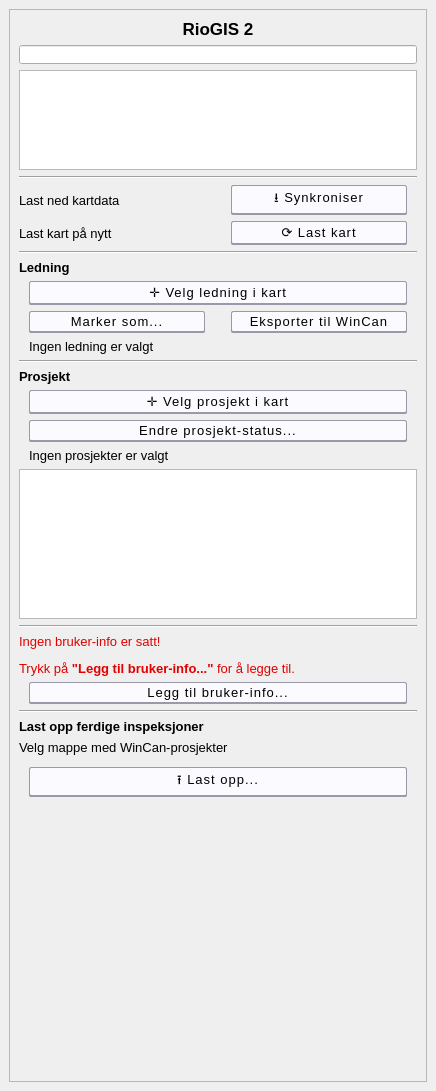
This is riogisoffline/dialog/riogis_dockwidget.ui in vavpp/riogisoffline as Qt 5 draws it before an edit. The edited form follows.
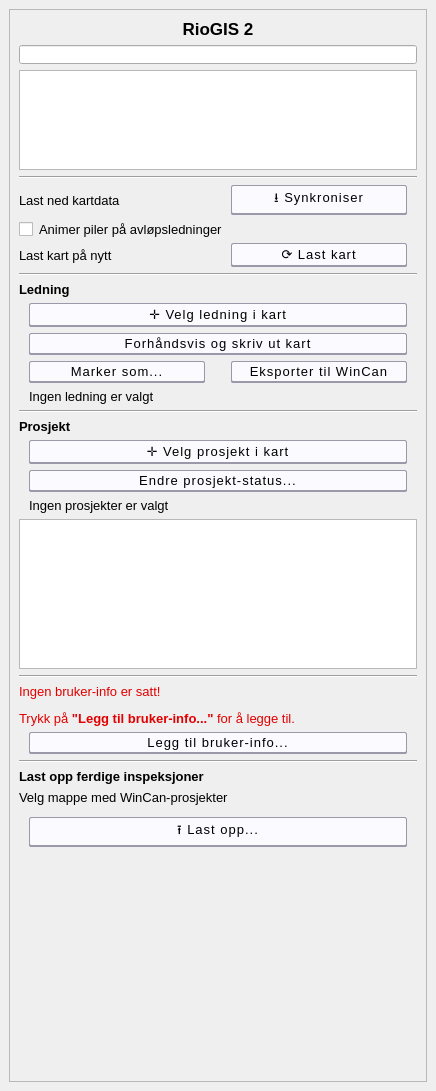
This is the edited form. Custom widgets are drawn as their Qt base class.

```diff
--- a/riogisoffline/dialog/riogis_dockwidget.ui
+++ b/riogisoffline/dialog/riogis_dockwidget.ui
@@ -170,6 +170,16 @@
           </property>
          </widget>
         </item>
+        <item row="24" column="0" colspan="2">
+         <widget class="QPushButton" name="btnEksportPdf">
+          <property name="cursor">
+           <cursorShape>PointingHandCursor</cursorShape>
+          </property>
+          <property name="text">
+           <string>Forhåndsvis og skriv ut kart</string>
+          </property>
+         </widget>
+        </item>
         <item row="2" column="0" colspan="2">
          <widget class="QListWidget" name="searchResults">
           <property name="maximumSize">
@@ -250,6 +260,19 @@
           </property>
          </widget>
         </item>
+        <item row="8" column="0" colspan="2">
+         <widget class="QCheckBox" name="checkAnimateFlowArrows">
+          <property name="toolTip">
+           <string>Animer de eksisterende pilene på avløpsledningene når målestokken er nærmere enn 1:5000.</string>
+          </property>
+          <property name="text">
+           <string>Animer piler på avløpsledninger</string>
+          </property>
+          <property name="checked">
+           <bool>false</bool>
+          </property>
+         </widget>
+        </item>
         <item row="35" column="0" colspan="2">
          <widget class="Line" name="line">
           <property name="orientation">
```
